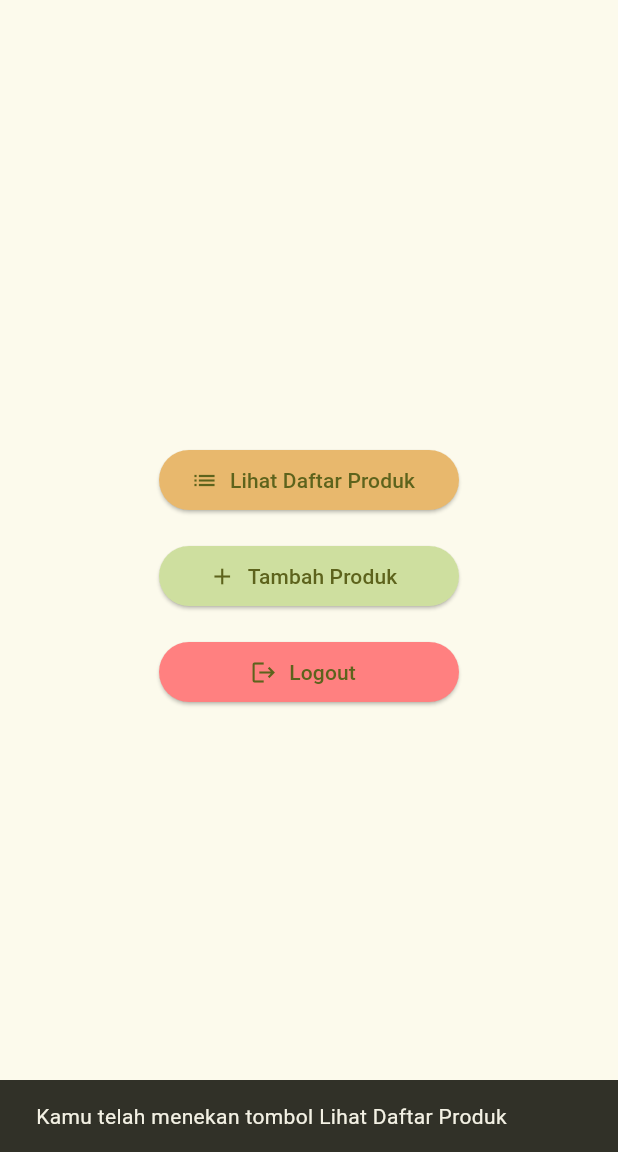
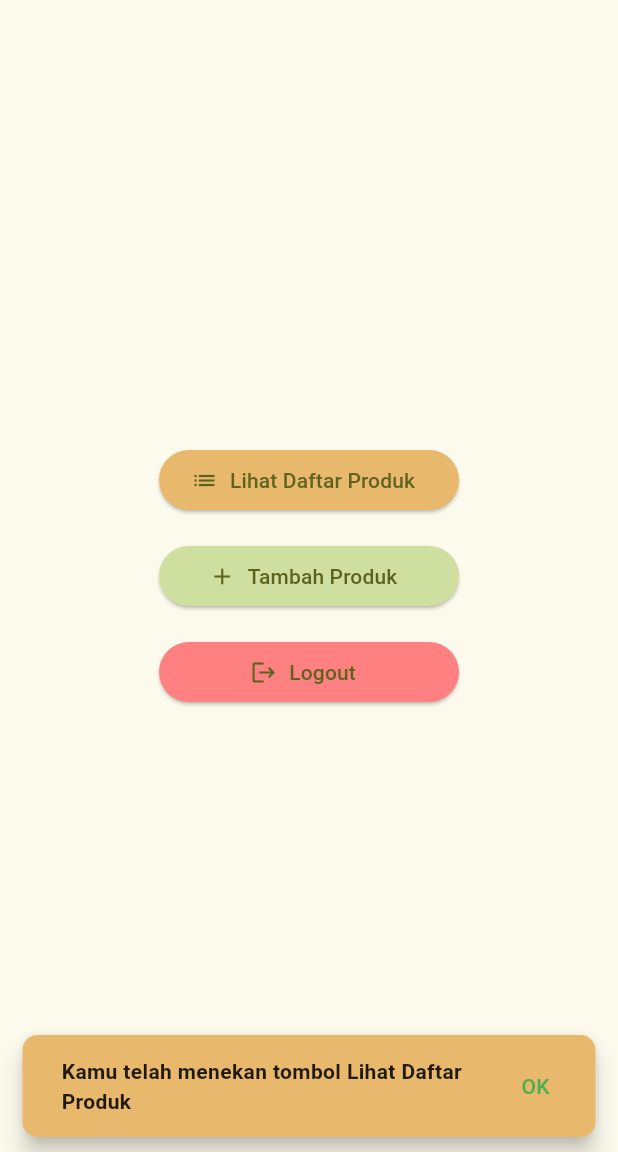
Before and after one commit to 4hmadanbiy4/manhaj-books-mobile, a Flutter app: the screen it shows after launch, after a tap on "Lihat Daftar Produk", on a phone screen of 412 x 824 dp, the part 84-1236 px from its top. Run offline on Flutter 3.47's test engine with Material 3 defaults, Android fonts, the phone set to English and light mode, and no system bars.

Commit message:
Tugas Individu 07 - first commit

```diff
--- a/lib/main.dart
+++ b/lib/main.dart
@@ -12,14 +12,14 @@ class MyApp extends StatelessWidget {
     return MaterialApp(
       title: 'Manhaj Books',
       theme: ThemeData(
-        colorScheme: ColorScheme.fromSeed(seedColor: Color(0xF1F3C2)),
+        colorScheme: ColorScheme.fromSeed(seedColor: const Color(0xF1F3C2)),
         useMaterial3: true,
         appBarTheme: AppBarTheme(
           titleTextStyle: TextStyle(
-            color: Colors.white, // Warna teks pada navbar
-            fontSize: 20, // Ukuran font
-            fontWeight: FontWeight.bold, // Ketebalan font
-            fontFamily: 'EagleLake', // Ganti dengan font yang Anda inginkan
+            color: Colors.white,
+            fontSize: 20,
+            fontWeight: FontWeight.bold,
+            fontFamily: 'EagleLake',
           ),
         )
       ),
@@ -38,11 +38,37 @@ class HomePage extends StatefulWidget {
 }
 
 class _HomePageState extends State<HomePage> {
-  // Fungsi untuk menampilkan Snackbar dengan pesan yang sesuai tombol
-  void showSnackbar(BuildContext context, String message) {
+  // Fungsi untuk menampilkan Snackbar dengan tampilan lebih menarik
+  void showSnackbar(BuildContext context, String message, IconData icon) {
     final snackBar = SnackBar(
-      content: Text(message),
+      content: Row(
+        children: [
+          // Icon(icon, color: Colors.white), // Ikon dalam snackbar
+          SizedBox(width: 10), // Jarak antara ikon dan teks
+          Expanded(
+            child: Text(
+              message,
+              style: TextStyle(
+                color: Colors.black87,
+                fontWeight: FontWeight.bold,
+              ),
+            ),
+          ),
+        ],
+      ),
+      backgroundColor: Color(0xFFE8B86D), // Warna latar belakang snackbar
+      behavior: SnackBarBehavior.floating, // Agar snackbar melayang
+      shape: RoundedRectangleBorder(
+        borderRadius: BorderRadius.circular(10), // Radius agar terlihat lebih modern
+      ),
       duration: Duration(seconds: 2),
+      action: SnackBarAction(
+        label: 'OK',
+        textColor: Colors.green,
+        onPressed: () {
+          // Tindakan ketika tombol OK pada Snackbar ditekan
+        },
+      ),
     );
     ScaffoldMessenger.of(context).showSnackBar(snackBar);
   }
@@ -60,40 +86,37 @@ class _HomePageState extends State<HomePage> {
           children: <Widget>[
             ElevatedButton.icon(
               onPressed: () {
-                // Snackbar untuk tombol Lihat Daftar Produk
-                showSnackbar(context, 'Kamu telah menekan tombol Lihat Daftar Produk');
+                showSnackbar(context, 'Kamu telah menekan tombol Lihat Daftar Produk', Icons.list);
               },
               icon: Icon(Icons.list),
               label: Text('Lihat Daftar Produk'),
               style: ElevatedButton.styleFrom(
-                backgroundColor: Color(0xFFE8B86D), // Warna tombol Lihat Daftar Produk
-                minimumSize: Size(200, 40), // Panjang dan tinggi tombol
+                backgroundColor: Color(0xFFE8B86D),
+                minimumSize: Size(200, 40),
               ),
             ),
-            SizedBox(height: 16.0), // Jarak antar tombol
+            SizedBox(height: 16.0),
             ElevatedButton.icon(
               onPressed: () {
-                // Snackbar untuk tombol Tambah Produk
-                showSnackbar(context, 'Kamu telah menekan tombol Tambah Produk');
+                showSnackbar(context, 'Kamu telah menekan tombol Tambah Produk', Icons.add);
               },
               icon: Icon(Icons.add),
               label: Text('Tambah Produk'),
               style: ElevatedButton.styleFrom(
-                backgroundColor: Color(0xFFCEDF9F), // Warna tombol Tambah Produk
-                minimumSize: Size(200, 40), // Panjang dan tinggi tombol
+                backgroundColor: Color(0xFFCEDF9F),
+                minimumSize: Size(200, 40),
               ),
             ),
-            SizedBox(height: 16.0), // Jarak antar tombol
+            SizedBox(height: 16.0),
             ElevatedButton.icon(
               onPressed: () {
-                // Snackbar untuk tombol Logout
-                showSnackbar(context, 'Kamu telah menekan tombol Logout');
+                showSnackbar(context, 'Kamu telah menekan tombol Logout', Icons.logout);
               },
               icon: Icon(Icons.logout),
               label: Text('Logout'),
               style: ElevatedButton.styleFrom(
-                backgroundColor: Color(0xFFFF8080), // Warna tombol Logout
-                minimumSize: Size(200, 40), // Panjang dan tinggi tombol
+                backgroundColor: Color(0xFFFF8080),
+                minimumSize: Size(200, 40),
               ),
             ),
           ],
```
Also changed, not shown: image.png (added), 1 other file.
